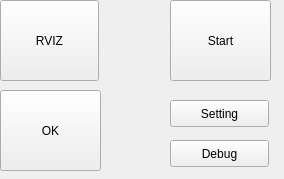
Before: the Qt Designer form dragon_visualization/dragon_button/resource/button.ui in zz19930617/dragon_visualization, drawn with Qt 5.
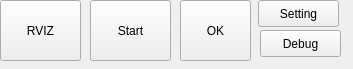
After: the same form once the commit is applied.

```diff
--- a/dragon_visualization/dragon_button/resource/button.ui
+++ b/dragon_visualization/dragon_button/resource/button.ui
@@ -6,8 +6,8 @@
    <rect>
     <x>0</x>
     <y>0</y>
-    <width>284</width>
-    <height>179</height>
+    <width>353</width>
+    <height>69</height>
    </rect>
   </property>
   <property name="windowTitle">
@@ -16,10 +16,10 @@
   <widget class="QPushButton" name="pushButton_start">
    <property name="geometry">
     <rect>
-     <x>170</x>
+     <x>90</x>
      <y>0</y>
-     <width>101</width>
-     <height>81</height>
+     <width>81</width>
+     <height>61</height>
     </rect>
    </property>
    <property name="text">
@@ -31,8 +31,8 @@
     <rect>
      <x>0</x>
      <y>0</y>
-     <width>99</width>
-     <height>81</height>
+     <width>81</width>
+     <height>61</height>
     </rect>
    </property>
    <property name="text">
@@ -42,9 +42,9 @@
   <widget class="QPushButton" name="pushButton_3">
    <property name="geometry">
     <rect>
-     <x>170</x>
-     <y>140</y>
-     <width>99</width>
+     <x>260</x>
+     <y>30</y>
+     <width>81</width>
      <height>27</height>
     </rect>
    </property>
@@ -55,9 +55,9 @@
   <widget class="QPushButton" name="pushButton_4">
    <property name="geometry">
     <rect>
-     <x>170</x>
-     <y>100</y>
-     <width>99</width>
+     <x>258</x>
+     <y>0</y>
+     <width>81</width>
      <height>27</height>
     </rect>
    </property>
@@ -68,10 +68,10 @@
   <widget class="QPushButton" name="pushButton_ok">
    <property name="geometry">
     <rect>
-     <x>0</x>
-     <y>90</y>
-     <width>101</width>
-     <height>81</height>
+     <x>180</x>
+     <y>0</y>
+     <width>71</width>
+     <height>61</height>
     </rect>
    </property>
    <property name="text">
```
Left out of the diff: 2 changed lines with no effect on the pictures.
